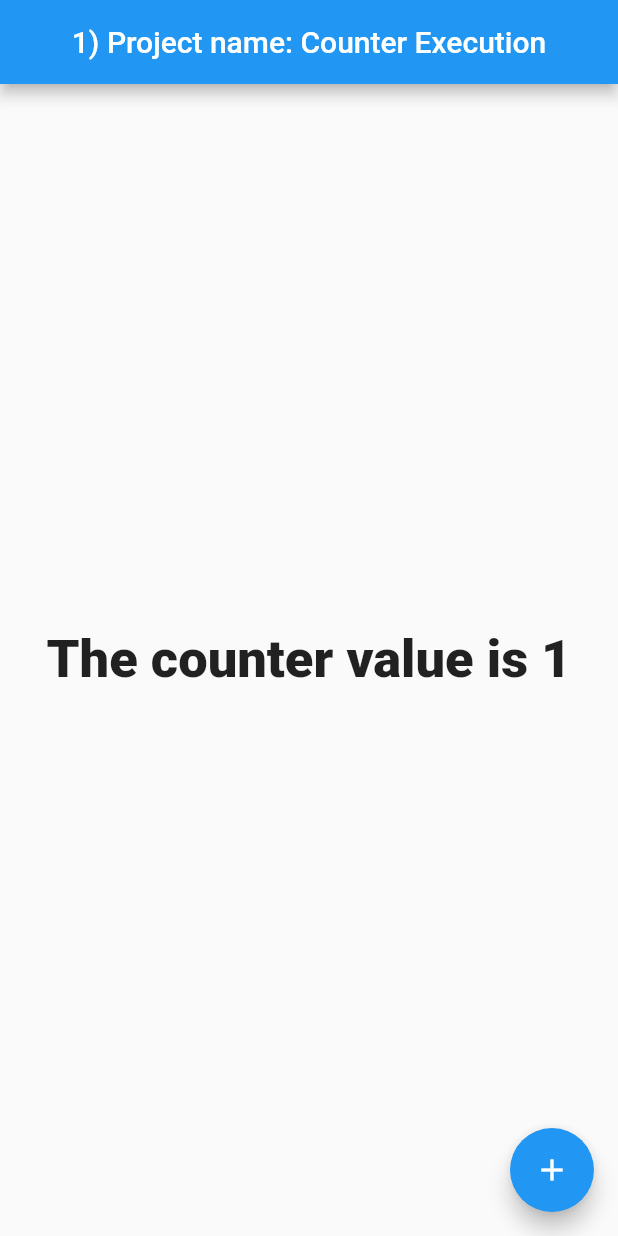
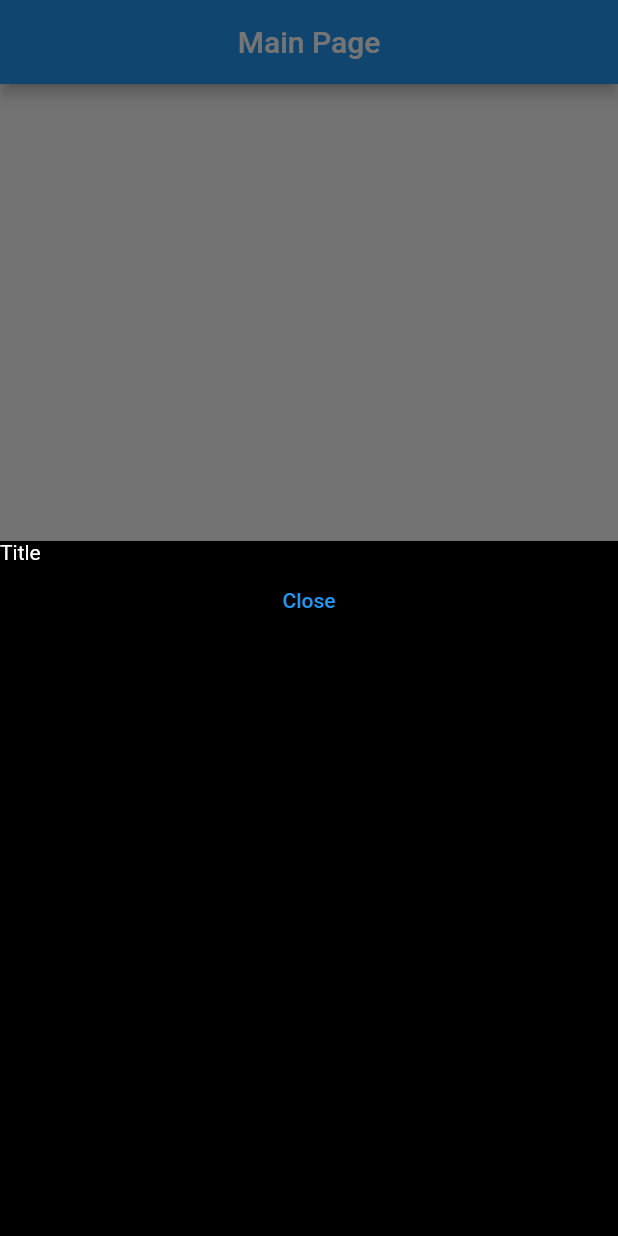
Before and after one commit to Vimz92/Dart-projects, a Flutter app: the screen it shows after launch, after a tap on the "add" icon, on a phone screen of 412 x 824 dp. Run offline on Flutter 3.47's test engine with Material 2 defaults, Android fonts, the phone set to English and light mode, and no system bars.

```diff
--- a/lib/main.dart
+++ b/lib/main.dart
@@ -11,7 +11,7 @@ class MyApp extends StatelessWidget {
   @override
   Widget build(BuildContext context) {
     return MaterialApp(
-      theme: ThemeData(splashColor: Colors.blue),
+      theme: ThemeData(splashColor: Colors.orangeAccent),
       home: ScreenHome(),
     );
   }
--- a/lib/widgets/screen_home.dart
+++ b/lib/widgets/screen_home.dart
@@ -1,3 +1,4 @@
+import 'package:crossroads/widgets/screen_splash.dart';
 import 'package:flutter/material.dart';
 
 class ScreenHome extends StatefulWidget {
@@ -11,22 +12,58 @@ class _ScreenHomeState extends State<ScreenHome> {
 
   void counterOn() {
     setState(() {
-      _counter++;
+      // _counter++;
     });
+  }
+
+  Future<void> showBottomSheet(BuildContext ctx) async {
+    showModalBottomSheet(
+        context: ctx,
+        builder: (ctx1) {
+          return Container(
+            width: double.infinity,
+            height: 500,
+            color: Colors.black,
+            child: ListView(
+              children: [
+                Text('Title', style: TextStyle(color: Colors.white)),
+                TextButton(
+                    onPressed: () {
+                      Navigator.of(ctx1).pop();
+                    },
+                    child: Text('Close'))
+              ],
+            ),
+          );
+        });
   }
 
   @override
   Widget build(BuildContext context) {
     return Scaffold(
       body: Center(
-          child: Text('The counter value is $_counter',
-              style: TextStyle(fontWeight: FontWeight.w900, fontSize: 35))),
+        child: Column(
+          mainAxisAlignment: MainAxisAlignment.center,
+          children: [
+            Text('The counter value is $_counter',
+                style: TextStyle(fontWeight: FontWeight.w900, fontSize: 35)),
+            ElevatedButton(
+                onPressed: () {
+                  Navigator.of(context).push(MaterialPageRoute(builder: (ctx) {
+                    return ScreenSplash();
+                  }));
+                },
+                child: Text('Go to Page 2')),
+          ],
+        ),
+      ),
       appBar: AppBar(
-        title: Center(child: Text('1) Project name: Counter Execution')),
+        title: Center(child: Text('Main Page')),
       ),
       floatingActionButton: FloatingActionButton(
           onPressed: () {
-            counterOn();
+            // counterOn();
+            showBottomSheet(context);
           },
           child: Icon(Icons.add)),
     );
--- a/pubspec.yaml
+++ b/pubspec.yaml
@@ -59,8 +59,8 @@ flutter:
   uses-material-design: true
 
   # To add assets to your application, add an assets section, like this:
-  # assets:
-  #   - images/a_dot_burr.jpeg
+  assets:
+    - assets/images/vimal.jpg
   #   - images/a_dot_ham.jpeg
 
   # An image asset can refer to one or more resolution-specific "variants", see
```
Also changed, not shown: lib/Screens/main_screen.dart (added, +15 -0 lines), lib/Screens/profile_screen.dart (added, +14 -0 lines), lib/Screens/search_screen.dart (added, +27 -0 lines), lib/widgets/drawer.dart (added, +41 -0 lines), lib/widgets/screen_splash.dart (added, +51 -0 lines), assets/images/vimal.jpg (added).
